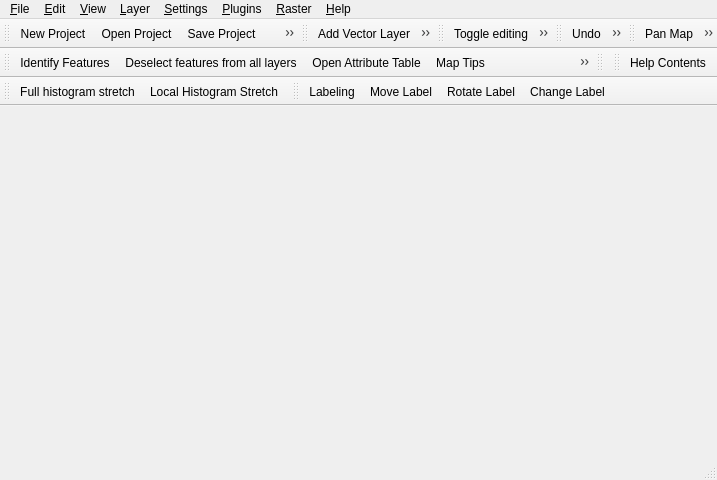
This is qgis/src/ui/qgisapp.ui in sourcepole/qgis as Qt 5 draws it before an edit. The edited form follows.
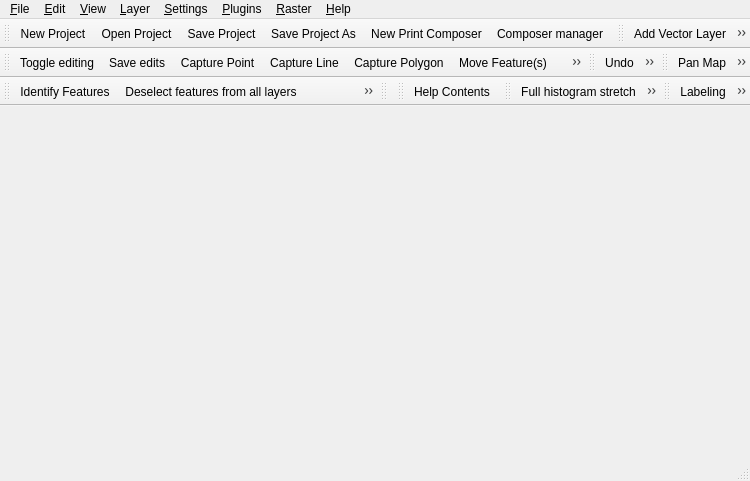
This is the edited form. Icons and pictures are not drawn.

Commit message: Try better default arrangement of icons

Diff of the .ui file:
```diff
--- a/qgis/src/ui/qgisapp.ui
+++ b/qgis/src/ui/qgisapp.ui
@@ -6,8 +6,8 @@
    <rect>
     <x>0</x>
     <y>0</y>
-    <width>717</width>
-    <height>480</height>
+    <width>750</width>
+    <height>481</height>
    </rect>
   </property>
   <widget class="QWidget" name="centralwidget"/>
@@ -16,8 +16,8 @@
     <rect>
      <x>0</x>
      <y>0</y>
-     <width>717</width>
-     <height>24</height>
+     <width>750</width>
+     <height>25</height>
     </rect>
    </property>
    <widget class="QMenu" name="mEditMenu">
@@ -250,7 +250,7 @@
     <enum>TopToolBarArea</enum>
    </attribute>
    <attribute name="toolBarBreak">
-    <bool>false</bool>
+    <bool>true</bool>
    </attribute>
    <addaction name="mActionToggleEditing"/>
    <addaction name="mActionSaveEdits"/>
@@ -355,7 +355,7 @@
     <enum>TopToolBarArea</enum>
    </attribute>
    <attribute name="toolBarBreak">
-    <bool>true</bool>
+    <bool>false</bool>
    </attribute>
    <addaction name="mActionFullHistogramStretch"/>
    <addaction name="mActionLocalHistogramStretch"/>
```
